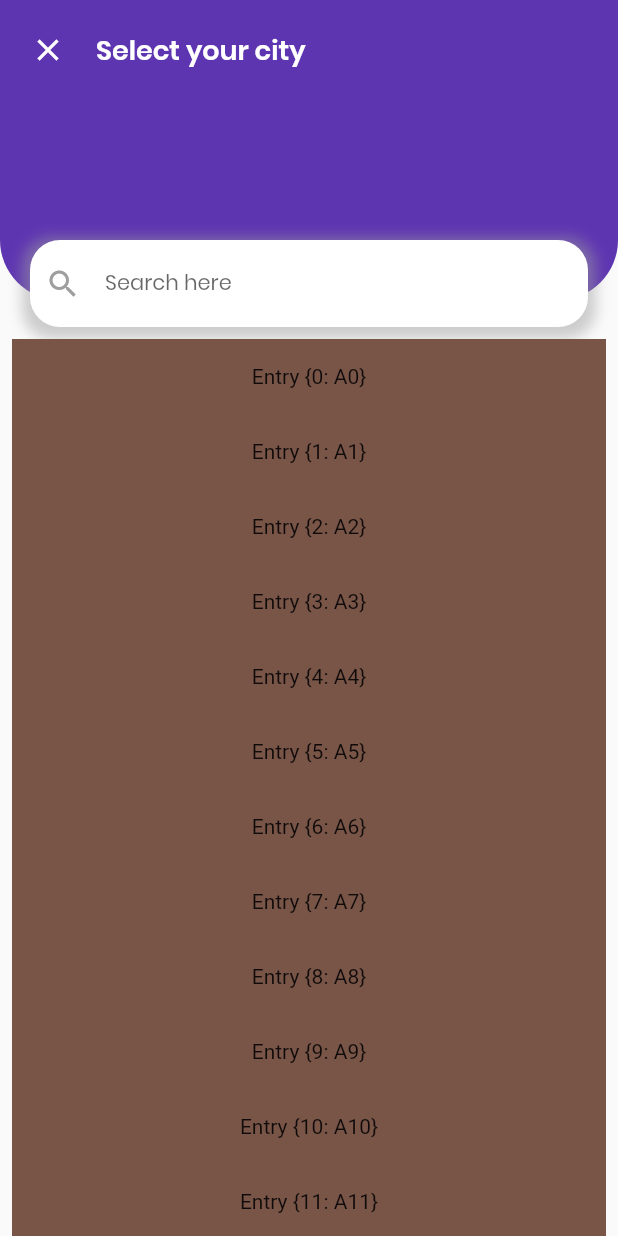
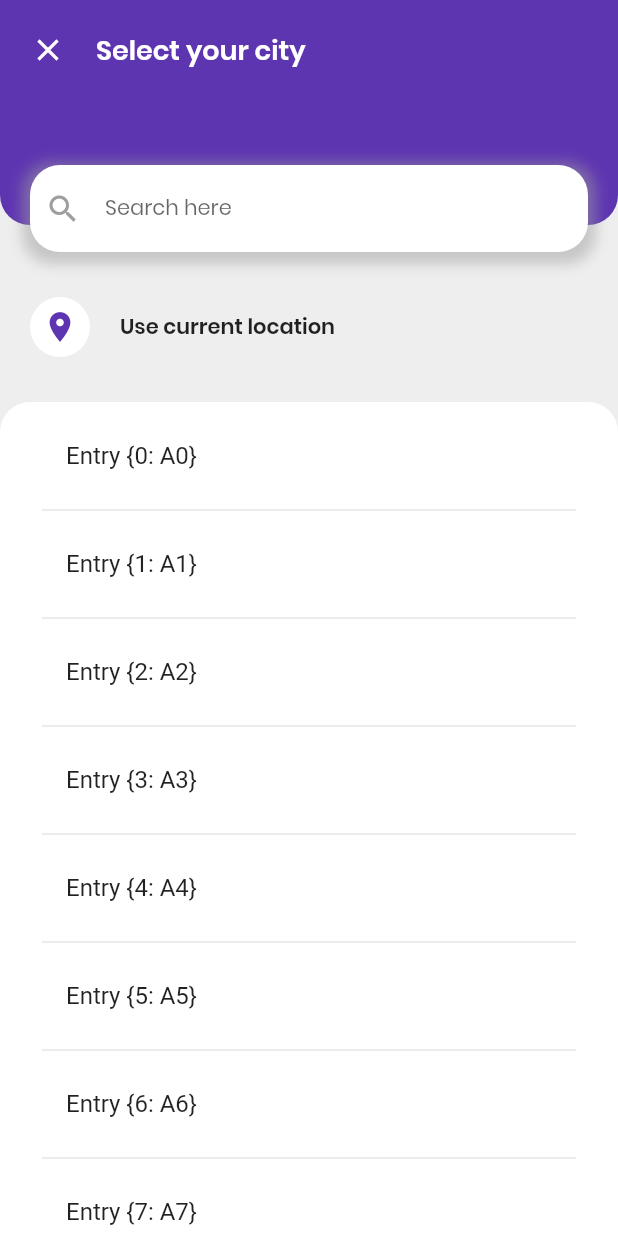
Before and after one commit to innovadeveloper/medec_flutter, a Flutter app: the screen it shows after launch, on a phone screen of 412 x 824 dp. Run offline on Flutter 3.47's test engine with Material 2 defaults, Android fonts, the phone set to English and light mode, and no system bars.

Commit message:
listview inside of container with border radius

```diff
--- a/lib/pages/selection_city.dart
+++ b/lib/pages/selection_city.dart
@@ -1,22 +1,23 @@
-import 'dart:math';
-
 import 'package:flutter/material.dart';
 
 class SelectionCity extends StatelessWidget {
-
   SelectionCity({Key key}) : super(key: key);
+  static const PADDING_PRIMARY_VIEW = 20.0;  // APP BAR, CARDVIEWS
+  static const ROUND_PRIMARY_VIEW = 20.0;  // TEXTFIELD, CARD
 
   @override
   Widget build(BuildContext context) {
     return Scaffold(
       body: Stack(children: [
+        _backgroundColor(context),
         _backgroundTop(context),
         _toolbarTop(context),
         Column(
           children: <Widget>[
             _searchInputTop(context),
+            _useLocationBody(context),
             Expanded(
-              child: _listViewDepartments(context),
+              child: _listViewDepartmentsBody(context),
             ),
           ],
         ),
@@ -24,19 +25,26 @@ class SelectionCity extends StatelessWidget {
     );
   }
 
+  Widget _backgroundColor(BuildContext context) {
+    return Container(
+      width: double.infinity,
+      height: double.infinity,
+      color: Colors.grey[200],
+    );
+  }
+
   Widget _backgroundTop(BuildContext context) {
-    var roundCorner = 40.0;
 
     return Column(
       children: <Widget>[
         Container(
           width: double.infinity,
-          height: 200,
+          height: 150,
           decoration: BoxDecoration(
             color: Theme.of(context).primaryColor,
             borderRadius: BorderRadius.only(
-              bottomLeft: Radius.circular(roundCorner),
-              bottomRight: Radius.circular(roundCorner),
+              bottomLeft: Radius.circular(ROUND_PRIMARY_VIEW),
+              bottomRight: Radius.circular(ROUND_PRIMARY_VIEW),
             ),
           ),
         ),
@@ -47,7 +55,7 @@ class SelectionCity extends StatelessWidget {
   Widget _toolbarTop(BuildContext context) {
     return SafeArea(
       child: Container(
-        margin: EdgeInsets.all(20.0),
+        margin: EdgeInsets.all(PADDING_PRIMARY_VIEW),
         child: Row(
           children: <Widget>[
             Icon(
@@ -71,10 +79,9 @@ class SelectionCity extends StatelessWidget {
   }
 
   Widget _searchInputTop(BuildContext context) {
-    var roundCorner = 20.0;
     return Container(
       margin: EdgeInsets.only(
-        top: 160,
+        top: 110,
         left: 20,
         right: 20,
       ),
@@ -82,7 +89,7 @@ class SelectionCity extends StatelessWidget {
       decoration: BoxDecoration(
         color: Colors.white,
         borderRadius: BorderRadius.all(
-          Radius.circular(roundCorner),
+          Radius.circular(ROUND_PRIMARY_VIEW),
         ),
         boxShadow: [
           BoxShadow(
@@ -110,29 +117,90 @@ class SelectionCity extends StatelessWidget {
     );
   }
 
-  Widget _listViewDepartments(BuildContext context) {
+  Widget _useLocationBody(BuildContext context) {
+    return Material(
+      color: Colors.transparent,
+      child: Padding(
+        padding: EdgeInsets.symmetric(
+          vertical: 30.0,
+        ),
+        child: InkWell(
+          splashColor: Colors.white60,
+          onTap: () {
+            print("click..!");
+          },
+          child: Padding(
+            padding: const EdgeInsets.symmetric(
+              horizontal: PADDING_PRIMARY_VIEW,
+            ),
+            child: Row(
+              children: <Widget>[
+                CircleAvatar(
+                  backgroundColor: Colors.white,
+                  child: Icon(
+                    Icons.location_on,
+                    color: Theme.of(context).primaryColor,
+                  ),
+                ),
+                SizedBox(
+                  width: 20,
+                ),
+                Text(
+                  'Use current location',
+                  style: Theme.of(context).textTheme.headline6.copyWith(
+                        fontWeight: FontWeight.bold,
+                      ),
+                )
+              ],
+            ),
+          ),
+        ),
+      ),
+    );
+  }
+
+  Widget _listViewDepartmentsBody(BuildContext context) {
     final elementsList = _listElements(20); // only test
+    var roundCorner = 20.0;
 
-    return ListView.builder(
-        padding: const EdgeInsets.all(8),
-        itemCount: elementsList.length,
-        itemBuilder: (BuildContext context, int index) {
-
-          return Container(
-            height: 50,
-            color: Colors.primaries[Random().nextInt(Colors.primaries.length)],
-            child: Center(child: Text('Entry ${elementsList[index]}')),
-          );
-        });
+    return Container(
+      padding: EdgeInsets.symmetric(
+        horizontal: PADDING_PRIMARY_VIEW,
+      ),
+      decoration: BoxDecoration(
+        color: Colors.white,
+        borderRadius: BorderRadius.only(
+          topLeft: Radius.circular(roundCorner),
+          topRight: Radius.circular(roundCorner),
+        ),
+      ),
+      child: ListView.builder(
+          padding: const EdgeInsets.all(8),
+          itemCount: elementsList.length,
+          itemBuilder: (BuildContext context, int index) {
+            return Column(children: [
+              ListTile(
+                title: Text(
+                  'Entry ${elementsList[index]}',
+                ),
+              ),
+              Divider(
+                color: Colors.grey.withOpacity(0.4),
+              )
+            ]);
+          }),
+    );
   }
 
   List<Map<int, String>> _listElements(int listSize) {
     return List<Map<int, String>>.generate(
         listSize,
         (int index) => {
-              index : "A${index}",
+              index: "A${index}",
             });
   }
+
+  Widget _widget(BuildContext context) {}
 }
 
 // TextField(
```
